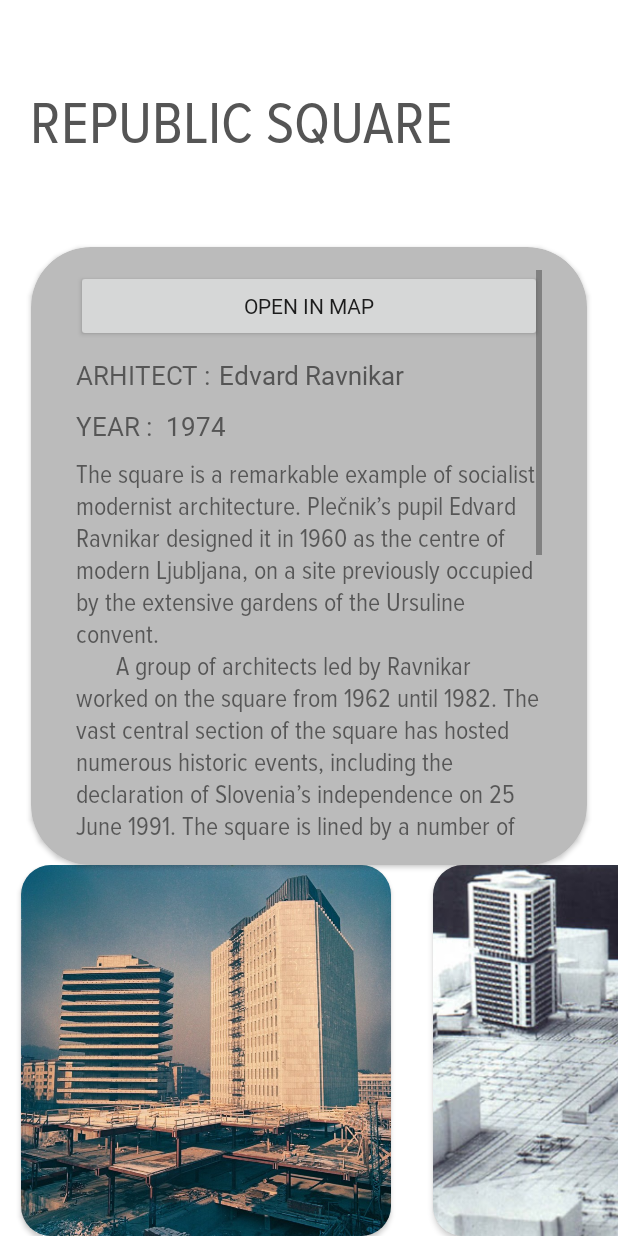
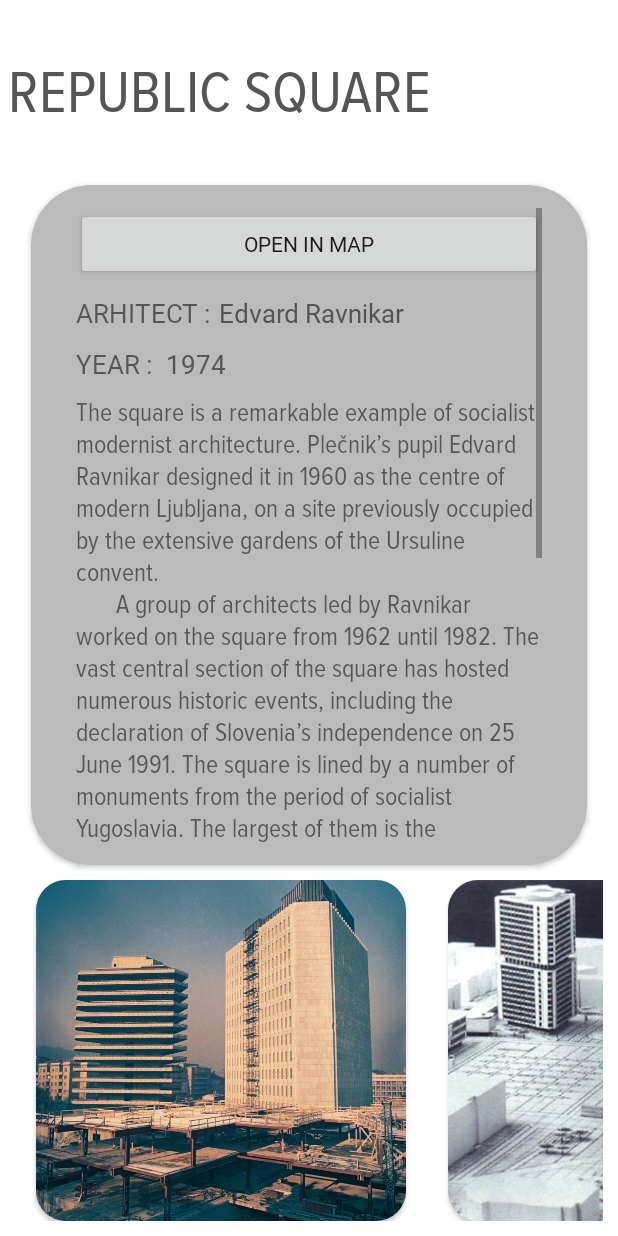
Before and after one commit to timkriz/Modernist_LJ_1, an Android app: the screen it shows after launch (DetailActivity), after a tap on "MORE", on a phone screen of 412 x 824 dp. Run offline under Robolectric (Android 15) with nearby library versions, the phone set to English and light mode, and no system bars; 1 other tap on this screen came first.

Commit message:
Iz zemljevida lahko prides na detail + popravit se moram risbice/ pozicije

```diff
--- a/app/src/main/java/si/uni_lj/fe/tnuv/modernistlj1/MainActivity.java
+++ b/app/src/main/java/si/uni_lj/fe/tnuv/modernistlj1/MainActivity.java
@@ -8,6 +8,7 @@ import androidx.recyclerview.widget.RecyclerView;
 import android.content.Context;
 import android.content.Intent;
 import android.content.SharedPreferences;
+import android.content.res.Configuration;
 import android.os.Bundle;
 import android.view.MenuItem;
 import android.view.View;
@@ -61,6 +62,7 @@ public class MainActivity extends AppCompatActivity implements AdapterCarousel.I
         description_main.setText(models.get(0).getDescription_main());
         ImageView sketched_image = findViewById(R.id.main_window_photo_id);
         sketched_image.setImageResource(models.get(0).getImage_sketched());
+        sketched_image.setVisibility((getResources().getConfiguration().orientation == Configuration.ORIENTATION_LANDSCAPE) ? View.GONE : View.VISIBLE);
 
         /* BUTTON THAT OPENS DETAIL - GUMB NA DETAIL POGLED */
         Button open_rep_sq = (Button) findViewById(R.id.main_window_button_id);
--- a/app/src/main/res/layout/activity_detail.xml
+++ b/app/src/main/res/layout/activity_detail.xml
@@ -15,7 +15,7 @@
         app:layout_constraintHeight_percent="0.1"
         android:fontFamily="@font/proxima_regular"
         android:textColor="@color/colorText"
-        android:padding="20dp"
+        android:padding="5dp"
         android:textSize="40sp"
         app:layout_constraintTop_toTopOf="parent"
         app:layout_constraintBottom_toTopOf="@id/cardView"
@@ -28,7 +28,7 @@
         app:cardCornerRadius="40dp"
         app:layout_constraintBottom_toTopOf="@id/cardView"
         app:layout_constraintEnd_toEndOf="parent"
-        app:layout_constraintHeight_percent="0.5"
+        app:layout_constraintHeight_percent="0.55"
         app:layout_constraintStart_toStartOf="parent"
         app:layout_constraintTop_toBottomOf="@+id/title_id"
         app:layout_constraintWidth_percent="0.9">
@@ -133,7 +133,8 @@
         android:layout_height="0dp"
         app:layout_constraintBottom_toBottomOf="parent"
         app:layout_constraintHeight_percent="0.3"
-        app:layout_constraintTop_toBottomOf="@+id/cardView" />
+        app:layout_constraintTop_toBottomOf="@+id/cardView"
+        android:padding="10dp"/>
 
     <!-- Bottom navigation
     <com.google.android.material.bottomnavigation.BottomNavigationView
```
Also changed, not shown: app/src/main/assets/list_of_buildings.json (+5 -5 lines), app/src/main/java/si/uni_lj/fe/tnuv/modernistlj1/MapActivity.java (+13 -0 lines), app/src/main/res/layout/activity_main.xml (+23 -24 lines), app/src/main/res/drawable/sketch_cankarjev.png (added), app/src/main/res/drawable/sketch_ferantovi.png (added), app/src/main/res/drawable/sketch_gr.png (added), app/src/main/res/drawable/sketch_kanarcek.png (added), app/src/main/res/drawable/sketch_koseze.png (added).
